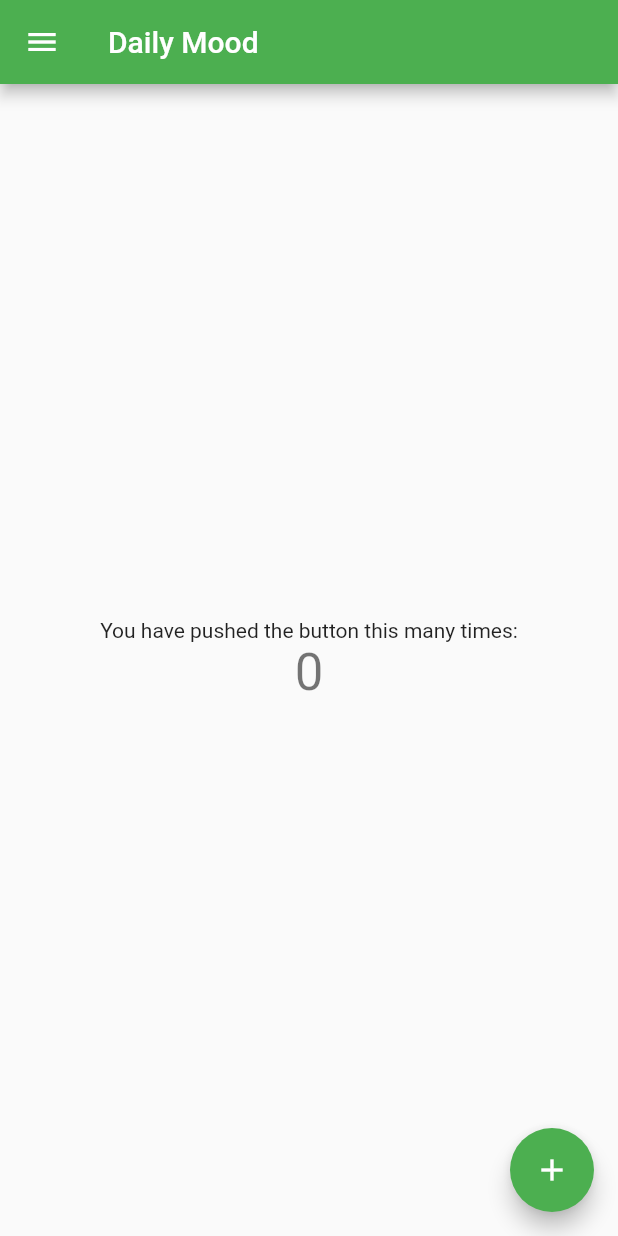
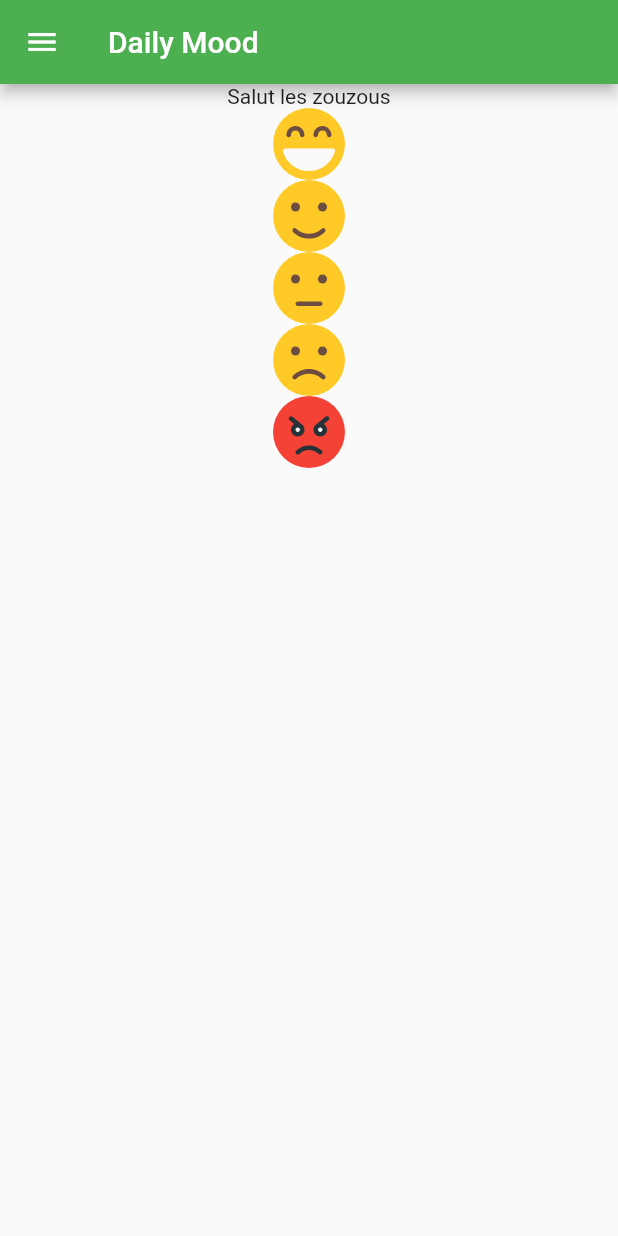
Before and after one commit to chaurunda/daily_mood, a Flutter app: the screen it shows after launch, on a phone screen of 412 x 824 dp. Run offline on Flutter 3.47's test engine with Material 2 defaults, Android fonts, the light colour scheme and no system bars; our stand-ins replace flutter_svg, syncfusion_flutter_charts.

Commit message:
add svgs

```diff
--- a/lib/screens/home.dart
+++ b/lib/screens/home.dart
@@ -1,17 +1,9 @@
 import 'package:daily_mood/components/drawer/drawer.dart';
 import 'package:flutter/material.dart';
+import 'package:flutter_svg/svg.dart';
 
 class Home extends StatefulWidget {
   Home({Key key, this.title}) : super(key: key);
-
-  // This widget is the home page of your application. It is stateful, meaning
-  // that it has a State object (defined below) that contains fields that affect
-  // how it looks.
-
-  // This class is the configuration for the state. It holds the values (in this
-  // case the title) provided by the parent (in this case the App widget) and
-  // used by the build method of the State. Fields in a Widget subclass are
-  // always marked "final".
 
   final String title;
 
@@ -20,69 +12,30 @@ class Home extends StatefulWidget {
 }
 
 class _HomeState extends State<Home> {
-  int _counter = 0;
-
-  void _incrementCounter() {
-    setState(() {
-      // This call to setState tells the Flutter framework that something has
-      // changed in this State, which causes it to rerun the build method below
-      // so that the display can reflect the updated values. If we changed
-      // _counter without calling setState(), then the build method would not be
-      // called again, and so nothing would appear to happen.
-      _counter++;
-    });
-  }
+  final String extasic = "public/svg/5.svg";
+  final String happy = "public/svg/4.svg";
+  final String neutral = "public/svg/3.svg";
+  final String sad = "public/svg/2.svg";
+  final String angry = "public/svg/1.svg";
 
   @override
   Widget build(BuildContext context) {
-    // This method is rerun every time setState is called, for instance as done
-    // by the _incrementCounter method above.
-    //
-    // The Flutter framework has been optimized to make rerunning build methods
-    // fast, so that you can just rebuild anything that needs updating rather
-    // than having to individually change instances of widgets.
     return Scaffold(
       appBar: AppBar(
-        // Here we take the value from the MyHomePage object that was created by
-        // the App.build method, and use it to set our appbar title.
         title: Text(widget.title),
       ),
       drawer: MyDrawer(),
       body: Center(
-        // Center is a layout widget. It takes a single child and positions it
-        // in the middle of the parent.
-        child: Column(
-          // Column is also a layout widget. It takes a list of children and
-          // arranges them vertically. By default, it sizes itself to fit its
-          // children horizontally, and tries to be as tall as its parent.
-          //
-          // Invoke "debug painting" (press "p" in the console, choose the
-          // "Toggle Debug Paint" action from the Flutter Inspector in Android
-          // Studio, or the "Toggle Debug Paint" command in Visual Studio Code)
-          // to see the wireframe for each widget.
-          //
-          // Column has various properties to control how it sizes itself and
-          // how it positions its children. Here we use mainAxisAlignment to
-          // center the children vertically; the main axis here is the vertical
-          // axis because Columns are vertical (the cross axis would be
-          // horizontal).
-          mainAxisAlignment: MainAxisAlignment.center,
-          children: <Widget>[
-            Text(
-              'You have pushed the button this many times:',
-            ),
-            Text(
-              '$_counter',
-              style: Theme.of(context).textTheme.headline4,
-            ),
-          ],
-        ),
-      ),
-      floatingActionButton: FloatingActionButton(
-        onPressed: _incrementCounter,
-        tooltip: 'Increment',
-        child: Icon(Icons.add),
-      ), // This trailing comma makes auto-formatting nicer for build methods.
+          child: Column(
+        children: [
+          Text('Salut les zouzous'),
+          SvgPicture.asset(extasic, width: 48, height: 48),
+          SvgPicture.asset(happy, width: 48, height: 48),
+          SvgPicture.asset(neutral, width: 48, height: 48),
+          SvgPicture.asset(sad, width: 48, height: 48),
+          SvgPicture.asset(angry, width: 48, height: 48),
+        ],
+      )),
     );
   }
 }
--- a/pubspec.yaml
+++ b/pubspec.yaml
@@ -28,6 +28,7 @@ dependencies:
   # Use with the CupertinoIcons class for iOS style icons.
   cupertino_icons: ^1.0.0
   syncfusion_flutter_charts: ^18.4.44+1
+  flutter_svg: ^0.19.3
 
 dev_dependencies:
   flutter_test:
@@ -47,6 +48,8 @@ flutter:
   # assets:
   #   - images/a_dot_burr.jpeg
   #   - images/a_dot_ham.jpeg
+  assets:
+    - public/svg/
 
   # An image asset can refer to one or more resolution-specific "variants", see
   # https://flutter.dev/assets-and-images/#resolution-aware.
```
Also changed, not shown: public/svg/1.svg (added), public/svg/2.svg (added), public/svg/3.svg (added), public/svg/4.svg (added), public/svg/5.svg (added), pubspec.lock.
